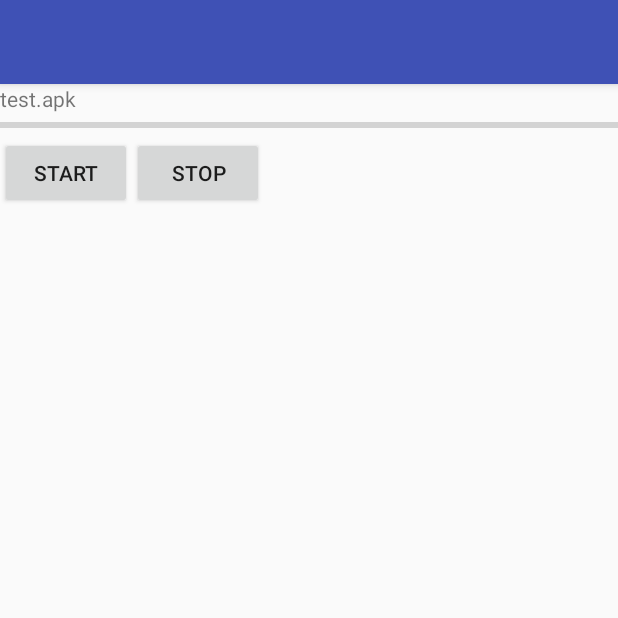
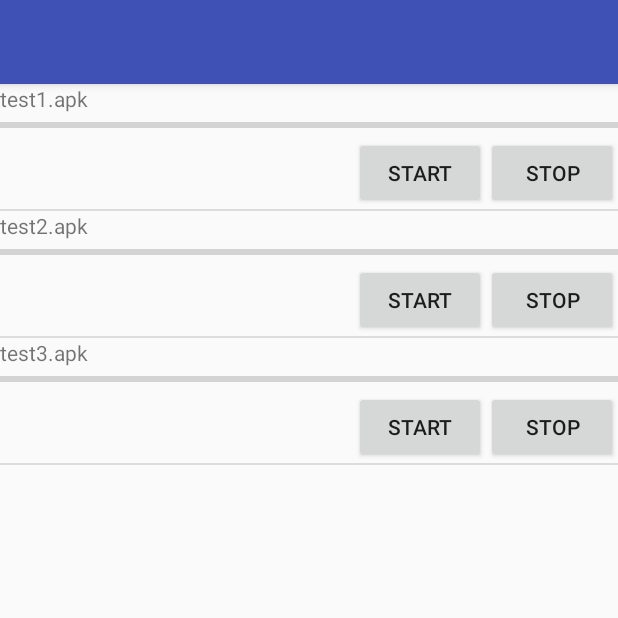
Before and after one commit to Chen-Yufeng/Multiget2, an Android app: the screen it shows after launch (MainActivity), on a phone screen of 412 x 824 dp, the top half of it. Run offline under Robolectric (Android 15) with nearby library versions, the phone set to English and light mode, and no system bars.

Commit message:
初步完成listview和多任务下载

```diff
--- /dev/null
+++ b/app/src/main/java/com/example/multiget/FileListAdapter.java
@@ -0,0 +1,101 @@
+package com.example.multiget;
+
+import android.content.Context;
+import android.content.Intent;
+import android.view.LayoutInflater;
+import android.view.View;
+import android.view.ViewGroup;
+import android.widget.BaseAdapter;
+import android.widget.Button;
+import android.widget.ProgressBar;
+import android.widget.TextView;
+
+import java.util.List;
+
+import services.DownloadService;
+import stl.FileInfo;
+
+/**
+ * 文件列表适配器
+ * Created by If Chan on 2017/10/5.
+ */
+
+public class FileListAdapter extends BaseAdapter {
+
+    private Context mContext=null;
+    private List<FileInfo> mFileList=null;
+
+    public FileListAdapter(Context mContext, List<FileInfo> mFileList) {
+        this.mContext = mContext;
+        this.mFileList = mFileList;
+    }
+
+    @Override
+    public int getCount() {
+        return mFileList.size();
+    }
+
+    @Override
+    public Object getItem(int position) {
+        return mFileList.get(position);
+    }
+
+    @Override
+    public long getItemId(int position) {
+        return position;
+    }
+
+    @Override
+    public View getView(int position, View view, ViewGroup viewGroup) {
+        ViewHolder holder=null;
+        if(view==null){
+            view=LayoutInflater.from(mContext).inflate(R.layout.listitem,null);
+            holder= new ViewHolder();
+            holder.tvFileName=(TextView)view.findViewById(R.id.tvFileName);
+            holder.btStop=(Button) view.findViewById(R.id.btStop);
+            holder.btStart=(Button)view.findViewById(R.id.btStart);
+            holder.pbProgress=(ProgressBar) view.findViewById(R.id.pbProgress);
+            view.setTag(holder);
+        }else{
+            holder=(ViewHolder)view.getTag();
+        }
+        final FileInfo fileInfo=mFileList.get(position);
+        holder.tvFileName.setText(fileInfo.getFileNane());
+        holder.pbProgress.setMax(100);
+        holder.pbProgress.setProgress(fileInfo.getFinished());
+        holder.btStart.setOnClickListener(new View.OnClickListener() {
+            @Override
+            public void onClick(View view) {
+                Intent intent=new Intent(mContext, DownloadService.class);
+                intent.setAction("ACTION_START");
+                intent.putExtra("fileInfo",fileInfo);
+                mContext.startService(intent);
+            }
+        });
+        holder.btStop.setOnClickListener(new View.OnClickListener() {
+            @Override
+            public void onClick(View view) {
+                Intent intent=new Intent(mContext, DownloadService.class);
+                intent.setAction("ACTION_STOP");
+                intent.putExtra("fileInfo",fileInfo);
+                mContext.startService(intent);
+            }
+        });
+        return view;
+    }
+
+    /**
+     * 更新progress Bar
+     */
+    public void updateProgress(int id,int progress){
+        FileInfo fileInfo=mFileList.get(id);
+        fileInfo.setFinished(progress);
+        notifyDataSetChanged();  //调用getview
+    }
+
+    static class ViewHolder{
+        TextView tvFileName;
+        Button btStop,btStart;
+        ProgressBar pbProgress;
+    }
+}
--- a/app/src/main/java/com/example/multiget/MainActivity.java
+++ b/app/src/main/java/com/example/multiget/MainActivity.java
@@ -8,53 +8,47 @@ import android.support.v7.app.AppCompatActivity;
 import android.os.Bundle;
 import android.view.View;
 import android.widget.Button;
+import android.widget.ListView;
 import android.widget.ProgressBar;
 import android.widget.TextView;
+import android.widget.Toast;
+
+import java.util.ArrayList;
+import java.util.List;
 
 import services.DownloadService;
 import stl.FileInfo;
 
 public class MainActivity extends AppCompatActivity{
 
-    private TextView tvFileName;
-    private ProgressBar pbProgress;
-    private Button btStart;
-    private Button btStop;
+    private ListView mLvFile=null;
+    private List<FileInfo> mFileList=null;
+    private FileListAdapter mAdapter=null;
 
     @Override
     protected void onCreate(Bundle savedInstanceState) {
         super.onCreate(savedInstanceState);
         setContentView(R.layout.activity_main);
-        tvFileName=(TextView)findViewById(R.id.tvFileName);
-        pbProgress=(ProgressBar) findViewById(R.id.pbProgress);
-        btStart=(Button) findViewById(R.id.btStart);
-        btStop=(Button) findViewById(R.id.btStop);
-        pbProgress.setMax(100);
-        final FileInfo fileInfo=new FileInfo(0,"http://gdown.baidu.com/data/wisegame/43e76ce22df64c52/QQ_730.apk\n"
-                ,"test.apk",0,0);
-        tvFileName.setText(fileInfo.getFileNane());
-        btStart.setOnClickListener(new View.OnClickListener() {
-            @Override
-            public void onClick(View view) {
-                Intent intent=new Intent(MainActivity.this, DownloadService.class);
-                intent.setAction("ACTION_START");
-                intent.putExtra("fileInfo",fileInfo);
-                startService(intent);
-            }
-        });
+        mLvFile=(ListView)findViewById(R.id.LvFile);
+        mFileList=new ArrayList<FileInfo>();
+        final FileInfo fileInfo0=new FileInfo(0,"http://gdown.baidu.com/data/wisegame/43e76ce22df64c52/QQ_730.apk\n"
+                ,"test1.apk",0,0);
+        final FileInfo fileInfo1=new FileInfo(1,"http://gdown.baidu.com/data/wisegame/43e76ce22df64c52/QQ_730.apk\n"
+                ,"test2.apk",0,0);
+        final FileInfo fileInfo2=new FileInfo(2,"http://gdown.baidu.com/data/wisegame/43e76ce22df64c52/QQ_730.apk\n"
+                ,"test3.apk",0,0);
+        mFileList.add(fileInfo0);
+        mFileList.add(fileInfo1);
+        mFileList.add(fileInfo2);
 
-        btStop.setOnClickListener(new View.OnClickListener() {
-            @Override
-            public void onClick(View view) {
-                Intent intent=new Intent(MainActivity.this, DownloadService.class);
-                intent.setAction("ACTION_STOP");
-                intent.putExtra("fileInfo",fileInfo);
-                startService(intent);
-            }
-        });
+        mAdapter=new FileListAdapter(this,mFileList);
+        mLvFile.setAdapter(mAdapter);
+
+
         //注册广播接收器
         IntentFilter fliter=new IntentFilter();
         fliter.addAction(DownloadService.ACTION_UPDATE);
+        fliter.addAction(DownloadService.ACTION_FINISHED);
         registerReceiver(mReceiver,fliter);
     }
 
@@ -70,7 +64,15 @@ public class MainActivity extends AppCompatActivity{
         public void onReceive(Context context, Intent intent) {
             if(DownloadService.ACTION_UPDATE.equals(intent.getAction())){
                 int finished=intent.getIntExtra("finished",0);
-                pbProgress.setProgress(finished);
+                int id=intent.getIntExtra("id",0);
+                mAdapter.updateProgress(id,finished);
+            } else if(DownloadService.ACTION_FINISHED.equals(intent.getAction())){
+                //下载结束
+                FileInfo fileInfo=(FileInfo) intent.getSerializableExtra("fileInfo");
+                //更新进度为0
+                mAdapter.updateProgress(fileInfo.getId(),0);
+                Toast.makeText(MainActivity.this,mFileList.get(fileInfo.getId()).getFileNane()+"下载完毕",
+                        Toast.LENGTH_SHORT).show();
             }
         }
     };
--- a/app/src/main/res/layout/activity_main.xml
+++ b/app/src/main/res/layout/activity_main.xml
@@ -3,33 +3,10 @@
     android:orientation="vertical" android:layout_width="match_parent"
     android:layout_height="match_parent">
 
-    <TextView
-        android:id="@+id/tvFileName"
+    <ListView
+        android:id="@+id/LvFile"
         android:layout_width="match_parent"
-        android:layout_height="wrap_content" />
-
-    <ProgressBar
-        android:id="@+id/pbProgress"
-        style="?android:attr/progressBarStyleHorizontal"
-        android:layout_width="match_parent"
-        android:layout_height="wrap_content" />
-
-    <LinearLayout
-        android:layout_width="match_parent"
-        android:layout_height="wrap_content"
-        android:orientation="horizontal">
-        <Button
-            android:id="@+id/btStart"
-            android:layout_width="wrap_content"
-            android:layout_height="wrap_content"
-            android:text="start"/>
-
-        <Button
-            android:id="@+id/btStop"
-            android:layout_width="wrap_content"
-            android:layout_height="wrap_content"
-            android:text="stop"/>
-
-    </LinearLayout>
+        android:layout_height="match_parent">
+    </ListView>
 
 </LinearLayout>
--- /dev/null
+++ b/app/src/main/res/layout/listitem.xml
@@ -0,0 +1,35 @@
+<?xml version="1.0" encoding="utf-8"?>
+<RelativeLayout xmlns:android="http://schemas.android.com/apk/res/android"
+    android:layout_width="match_parent"
+    android:layout_height="match_parent"
+    android:orientation="vertical" >
+
+    <TextView
+        android:id="@+id/tvFileName"
+        android:layout_width="wrap_content"
+        android:layout_height="wrap_content" />
+
+    <ProgressBar
+        android:id="@+id/pbProgress"
+        style="?android:attr/progressBarStyleHorizontal"
+        android:layout_width="match_parent"
+        android:layout_height="wrap_content"
+        android:layout_below="@id/tvFileName"/>
+
+    <Button
+        android:id="@+id/btStop"
+        android:layout_width="wrap_content"
+        android:layout_height="wrap_content"
+        android:layout_alignParentRight="true"
+        android:layout_below="@id/pbProgress"
+        android:text="Stop" />
+
+    <Button
+        android:id="@+id/btStart"
+        android:layout_width="wrap_content"
+        android:layout_height="wrap_content"
+        android:layout_below="@+id/pbProgress"
+        android:layout_toLeftOf="@id/btStop"
+        android:text="Start" />
+
+</RelativeLayout>
```
Also changed, not shown: app/src/main/java/services/DownloadService.java (+15 -7 lines), app/src/main/java/services/DownloadTask.java (+51 -13 lines).
